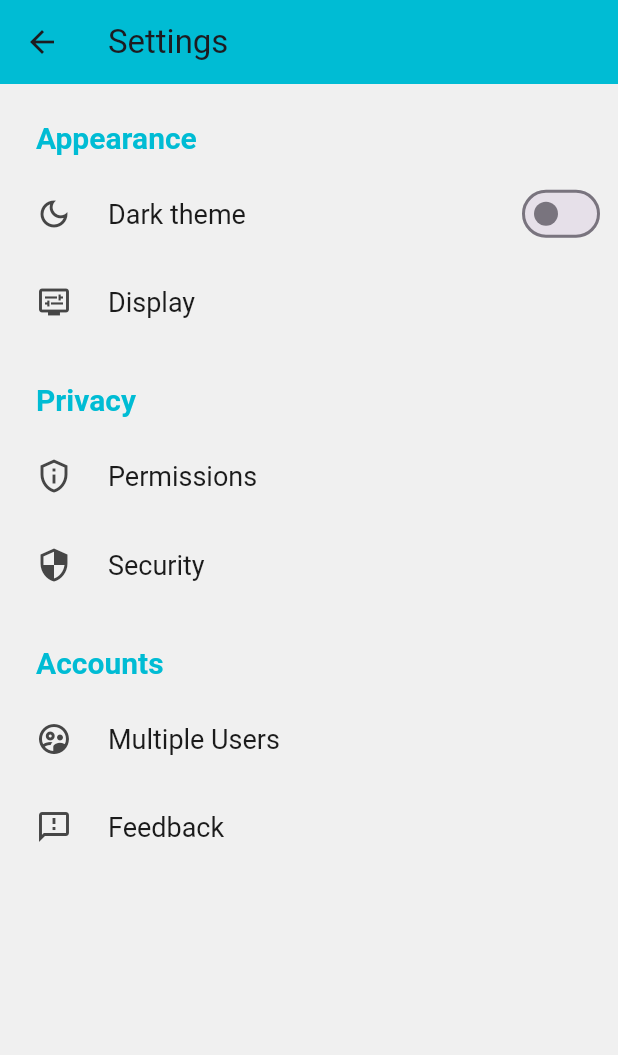
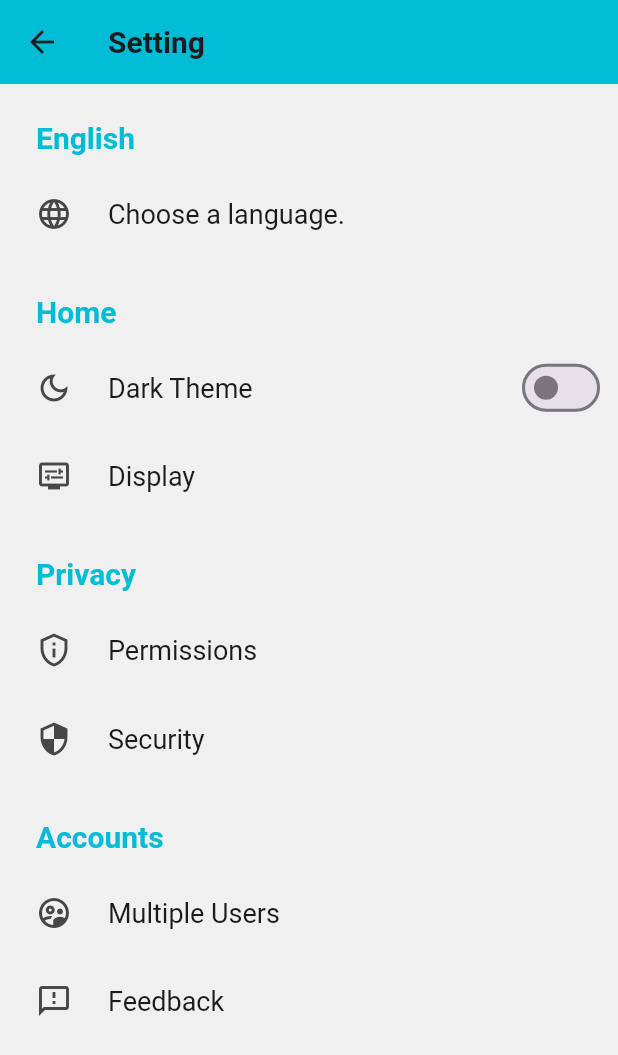
Before and after one commit to paarshva21/JalAnveshak, a Flutter app: the Setting screen opened directly, on a phone screen of 412 x 824 dp. Shown: the top 1055 px of the screen. Run offline on Flutter 3.47's test engine with Material 3 defaults, Android fonts, the phone set to English and light mode, and no system bars; drawn by our look-alikes of settings_ui; our stand-ins replace adaptive_theme, email_validator, file_picker, flutter_onboarding_slider, font_awesome_flutter, geolocator and 7 more; missing offline and left inert: flutter_sound, model_viewer_plus; accounts and stored records are empty; generated files the repository leaves out were written again; statements that could not run were skipped; project files that could hold a hidden picture were left out.

Commit message:
added language localizations

```diff
--- a/lib/Screens/Drawer/Maps.dart
+++ b/lib/Screens/Drawer/Maps.dart
@@ -55,7 +55,7 @@ class _MapsState extends State<Maps> {
       print("getMarkers is entered");
     }
     final response = await http.get(
-        Uri.parse('https://9ee4-35-227-54-49.ngrok-free.app/process_text'));
+        Uri.parse('https://4b53-34-132-1-222.ngrok-free.app/process_text'));
     List data = jsonDecode(response.body);
     if (kDebugMode) {
       print(response.headers);
--- a/lib/Screens/Setting.dart
+++ b/lib/Screens/Setting.dart
@@ -3,9 +3,12 @@ import 'package:flutter/foundation.dart';
 import 'package:flutter/material.dart';
 import 'package:settings_ui/settings_ui.dart';
 import 'package:shared_preferences/shared_preferences.dart';
+import 'package:flutter_gen/gen_l10n/app_localizations.dart';
+
+import '../main.dart';
 
 class Setting extends StatefulWidget {
-  const Setting({Key? key}) : super(key: key);
+  const Setting({super.key});
 
   @override
   State<Setting> createState() => _SettingState();
@@ -13,6 +16,7 @@ class Setting extends StatefulWidget {
 
 class _SettingState extends State<Setting> {
   bool? dark;
+  String selectedVal = 'en';
 
   @override
   void initState() {
@@ -25,25 +29,54 @@ class _SettingState extends State<Setting> {
     return SafeArea(
       child: Scaffold(
           appBar: AppBar(
-            title: const Text("Settings"),
-            backgroundColor: Colors.cyan[500],
+            title: Text(
+              AppLocalizations.of(context)!.setting,
+              style: const TextStyle(
+                fontSize: 20,
+                fontWeight: FontWeight.w700,
               ),
+            ),
+            backgroundColor: Colors.cyan,
+          ),
+          backgroundColor: Colors.black,
           body: FutureBuilder(
             future: getDark(),
-            builder: (context, snapshot) => SettingsList(sections: [
+            builder: (context, snapshot) => Column(
+              children: [
+                Expanded(
+                  child: SettingsList(brightness: Brightness.dark, sections: [
                     SettingsSection(
                         title: Text(
-                    "Appearance",
-                    style: TextStyle(
+                          AppLocalizations.of(context)!.language,
+                          style: const TextStyle(
                               fontSize: 20,
                               fontWeight: FontWeight.w700,
-                        color: Colors.cyan[500]),
+                              color: Colors.cyan),
+                        ),
+                        tiles: <SettingsTile>[
+                          SettingsTile(
+                            leading: const Icon(Icons.language_outlined),
+                            title: Text(
+                                AppLocalizations.of(context)!.chooseLanguage),
+                            onPressed: (context) {
+                              showMyDialog(context);
+                            },
+                          ),
+                        ]),
+                    SettingsSection(
+                        title: Text(
+                          AppLocalizations.of(context)!.home,
+                          style: const TextStyle(
+                              fontSize: 20,
+                              fontWeight: FontWeight.w700,
+                              color: Colors.cyan),
                         ),
                         tiles: <SettingsTile>[
                           SettingsTile.switchTile(
                             initialValue: dark ?? false,
                             leading: const Icon(Icons.dark_mode_outlined),
-                      title: const Text("Dark theme"),
+                            title:
+                                Text(AppLocalizations.of(context)!.darkTheme),
                             onToggle: (value) async {
                               var prefs = await SharedPreferences.getInstance();
                               await prefs.setBool('dark', value);
@@ -60,47 +93,52 @@ class _SettingState extends State<Setting> {
                           ),
                           SettingsTile(
                             leading: const Icon(Icons.display_settings),
-                      title: const Text('Display'),
+                            title: Text(AppLocalizations.of(context)!.display),
                           ),
                         ]),
                     SettingsSection(
                         title: Text(
-                    "Privacy",
-                    style: TextStyle(
+                          AppLocalizations.of(context)!.privacy,
+                          style: const TextStyle(
                               fontSize: 20,
                               fontWeight: FontWeight.w700,
-                        color: Colors.cyan[500]),
+                              color: Colors.cyan),
                         ),
                         tiles: <SettingsTile>[
                           SettingsTile(
                             leading: const Icon(Icons.privacy_tip_outlined),
-                      title: const Text("Permissions"),
+                            title:
+                                Text(AppLocalizations.of(context)!.permissions),
                           ),
                           SettingsTile(
                             leading: const Icon(Icons.security_outlined),
-                      title: const Text('Security'),
+                            title: Text(AppLocalizations.of(context)!.security),
                           ),
                         ]),
                     SettingsSection(
                         title: Text(
-                    "Accounts",
-                    style: TextStyle(
+                          AppLocalizations.of(context)!.accounts,
+                          style: const TextStyle(
                               fontSize: 20,
                               fontWeight: FontWeight.w700,
-                        color: Colors.cyan[500]),
+                              color: Colors.cyan),
                         ),
                         tiles: <SettingsTile>[
                           SettingsTile(
-                      leading:
-                          const Icon(Icons.supervised_user_circle_outlined),
-                      title: const Text("Multiple Users"),
+                            leading: const Icon(
+                                Icons.supervised_user_circle_outlined),
+                            title: Text(
+                                AppLocalizations.of(context)!.multipleUsers),
                           ),
                           SettingsTile(
                             leading: const Icon(Icons.feedback_outlined),
-                      title: const Text('Feedback'),
+                            title: Text(AppLocalizations.of(context)!.feedback),
                           ),
                         ]),
                   ]),
+                ),
+              ],
+            ),
           )),
     );
   }
@@ -112,4 +150,50 @@ class _SettingState extends State<Setting> {
       print(dark);
     }
   }
+
+  void showMyDialog(BuildContext context) {
+    showDialog(
+      context: context,
+      builder: (BuildContext context) {
+        return AlertDialog(
+          title: Text(
+            AppLocalizations.of(context)!.chooseLanguage,
+            style: TextStyle(
+              fontFamily: "productSansReg",
+              color: Colors.cyan[500],
+              fontWeight: FontWeight.w700,
+            ),
+          ),
+          content: DropdownButtonFormField(
+            items: const [
+              DropdownMenuItem(
+                value: 'en',
+                child: Text('English'),
+              ),
+              DropdownMenuItem(value: 'hi', child: Text('हिंदी')),
+              DropdownMenuItem(value: 'ar', child: Text('عربي')),
+            ],
+            onChanged: (v) => setState(() {
+              MainApp.setLocale(context, Locale(v.toString()));
+              selectedVal = v!;
+              Navigator.of(context).pop();
+            }),
+            value: selectedVal,
+            style: const TextStyle(
+                fontFamily: "productSansReg",
+                color: Colors.black,
+                fontWeight: FontWeight.w500,
+                fontSize: 20),
+            decoration: InputDecoration(
+                contentPadding: const EdgeInsets.all(13),
+                fillColor: Colors.white,
+                filled: true,
+                border: OutlineInputBorder(
+                    borderRadius: BorderRadius.circular(7.0),
+                    borderSide: BorderSide.none)),
+          ),
+        );
+      },
+    );
   }
+}
```
Also changed, not shown: lib/l10n/app_ar.arb (+11 -20 lines), lib/l10n/app_en.arb (+40 -84 lines), lib/l10n/app_hi.arb (+11 -20 lines), pubspec.lock. Lines whose indentation alone changed are shown as unchanged.
